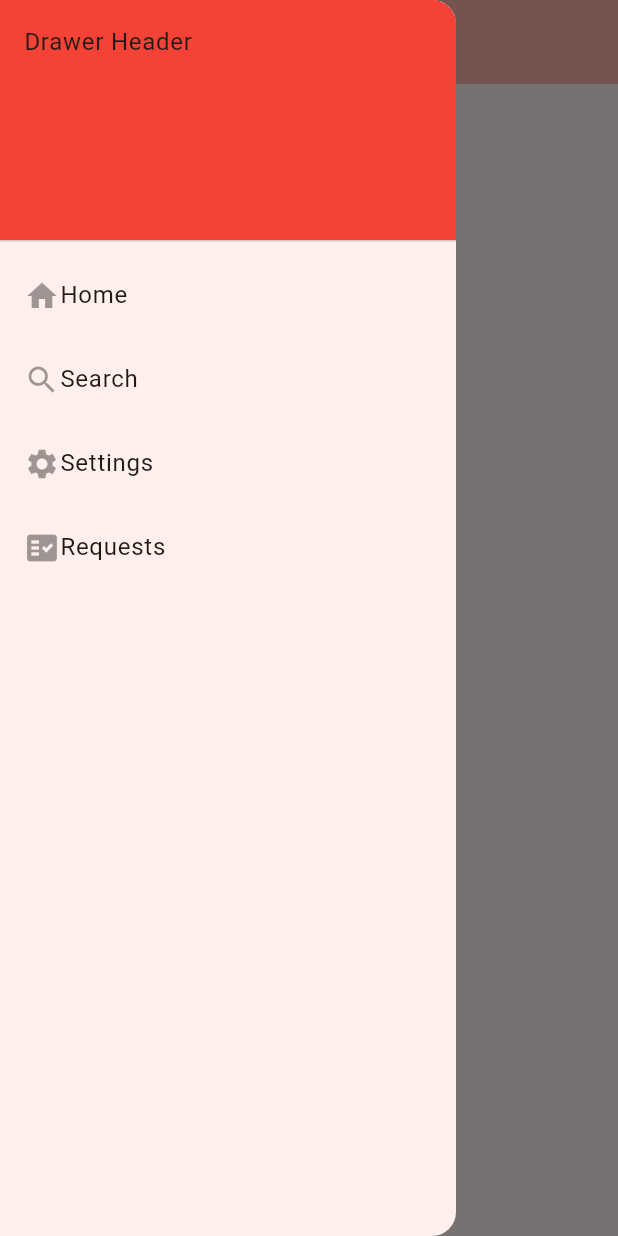
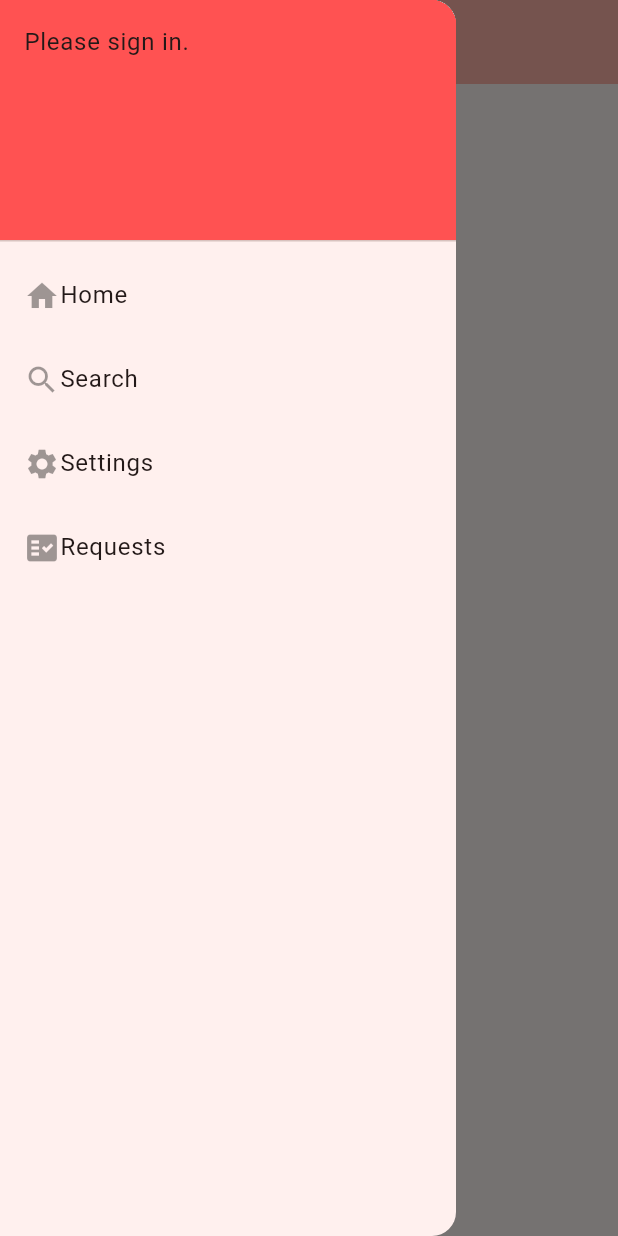
Before and after one commit to Yu-HaruWolf/hospital-connect, a Flutter app: the screen it shows after launch, with the side drawer open, on a phone screen of 412 x 824 dp. Run offline on Flutter 3.47's test engine with Material 3 defaults, Android fonts, the phone set to English and light mode, and no system bars; our stand-ins replace cloud_firestore, firebase_auth, firebase_core, flutter_chat_types, flutter_chat_ui, geolocator and 3 more; missing offline and left inert: firebase_ui_auth; accounts and stored records are empty.

```diff
--- a/frontend/lib/ambulance/hospital.dart
+++ b/frontend/lib/ambulance/hospital.dart
@@ -3,10 +3,12 @@ class Hospital {
       {required this.id,
       required this.name,
       required this.address,
-      required this.number});
+      required this.number,
+      required this.distance});
 
   final String id;
   final String name;
   final String address;
   final String number;
+  final double distance;
 }
--- a/frontend/lib/main.dart
+++ b/frontend/lib/main.dart
@@ -1,3 +1,5 @@
+import 'package:firebase_auth/firebase_auth.dart';
+import 'package:firebase_core/firebase_core.dart';
 import 'package:flutter/material.dart';
 import 'package:frontend/custom_widgets/text_with_icon.dart';
 import 'package:provider/provider.dart';
@@ -73,6 +75,15 @@ class _MyHomePageState extends State<MyHomePage> {
   @override
   Widget build(BuildContext context) {
     var appState = context.watch<ApplicationState>();
+    String? userName;
+    if (appState.loggedIn) {
+      if (FirebaseAuth.instance.currentUser!.displayName == null ||
+          FirebaseAuth.instance.currentUser!.displayName == "") {
+        userName = FirebaseAuth.instance.currentUser!.email!;
+      } else {
+        userName = FirebaseAuth.instance.currentUser!.displayName!;
+      }
+    }
     Widget insideWidget;
     switch (appState.screenId) {
       case 0:
@@ -113,10 +124,12 @@ class _MyHomePageState extends State<MyHomePage> {
       drawer: Drawer(
         child: ListView(children: [
           DrawerHeader(
-              child: Text('Drawer Header'),
               decoration: BoxDecoration(
-                color: Colors.red,
-              )),
+                color: Colors.redAccent,
+              ),
+              child: appState.loggedIn
+                  ? Text('Hello, ${userName!}!')
+                  : Text('Please sign in.')),
           ListTile(
             title: TextWithIcon(iconData: Icons.home, text: 'Home'),
             onTap: () {
--- a/frontend/pubspec.yaml
+++ b/frontend/pubspec.yaml
@@ -44,6 +44,7 @@ dependencies:
   firebase_ui_auth: ^1.13.0
   google_maps_flutter: ^2.5.3
   geolocator: ^10.1.1
+  http: ^1.2.0
 
 dev_dependencies:
   flutter_test:
```
Also changed, not shown: frontend/lib/ambulance/hospital_detail.dart (+7 -6 lines), frontend/lib/ambulance/select_department.dart (+9 -3 lines), frontend/lib/ambulance/select_hospital.dart (+38 -5 lines), frontend/lib/top_page.dart (+30 -7 lines), frontend/pubspec.lock.
